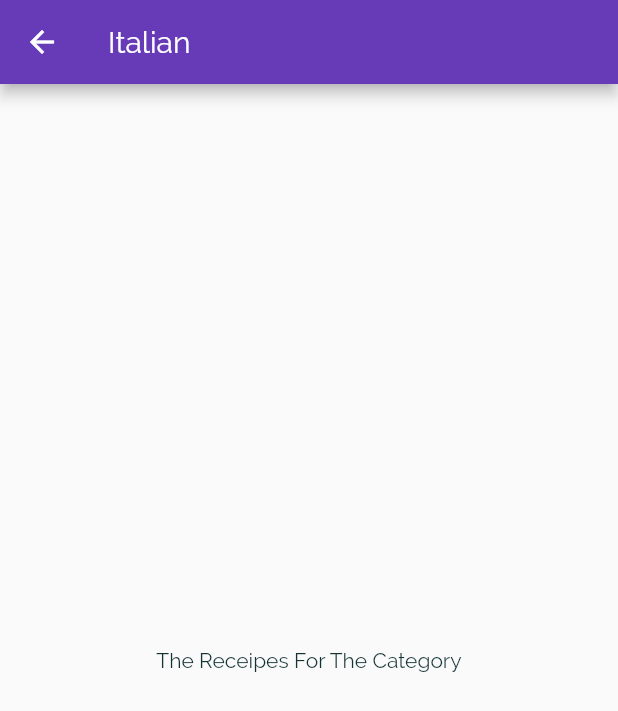
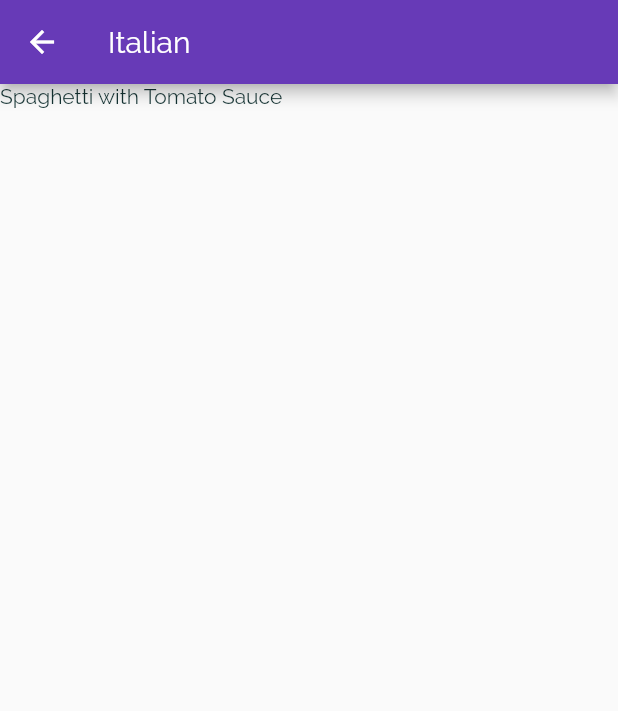
Before and after one commit to shunjid/quickmeal, a Flutter app: the screen it shows after launch, after a tap on "Italian", on a phone screen of 412 x 824 dp. Shown: the top 711 px of the screen. Run offline on Flutter 3.47's test engine with Material 2 defaults, Android fonts, the phone set to English and light mode, and no system bars.

Commit message:
mapped selected meals for each category

```diff
--- a/lib/screens/catergoy_meals_screen.dart
+++ b/lib/screens/catergoy_meals_screen.dart
@@ -1,22 +1,30 @@
 import 'package:flutter/material.dart';
+import 'package:quickmeal/data/meals_data.dart';
 
 class CategoryMealsScreen extends StatelessWidget {
   static const routeName = '/categoriesMealsScreen';
 
   @override
   Widget build(BuildContext context) {
-    final routeArgs = ModalRoute.of(context).settings.arguments as Map<String, dynamic>;
+    final routeArgs =ModalRoute.of(context).settings.arguments as Map<String, dynamic>;
+
     final String selectedCategoryId = routeArgs['selectedCategoryId'];
     final String selectedCategoryTitle = routeArgs['selectedCategoryTitle'];
+    final mealsOfSelectedCategory = DUMMY_MEALS.where((eachMeal) {
+      return eachMeal.categories.contains(selectedCategoryId);
+    }).toList();
 
     return Scaffold(
       appBar: AppBar(
         title: Text(selectedCategoryTitle),
       ),
-      body: Center(
-        child: Text(
-          'The Receipes For The Category',
-        ),
+      body: ListView.builder(
+        itemBuilder: (context, index) {
+          return Text(
+            mealsOfSelectedCategory[index].title,
+          );
+        },
+        itemCount: mealsOfSelectedCategory.length,
       ),
     );
   }
```
